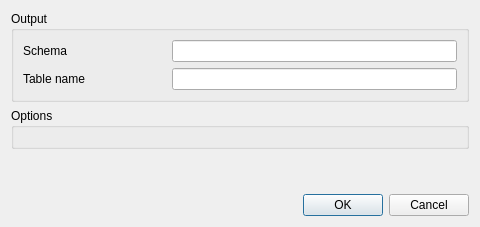
Before: the Qt Designer form src/ui/qgsdbimportvectorlayerdialog.ui in qgis/QGIS, drawn with Qt 5.
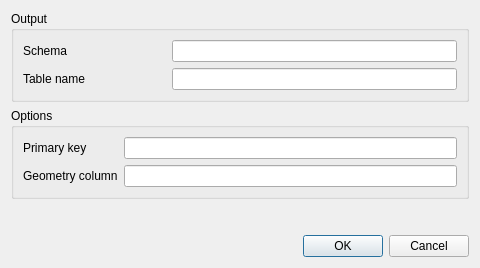
After: the same form once the commit is applied.

Commit message: Allow customising primary key and geometry column name

Patch:
```diff
--- a/src/ui/qgsdbimportvectorlayerdialog.ui
+++ b/src/ui/qgsdbimportvectorlayerdialog.ui
@@ -7,7 +7,7 @@
     <x>0</x>
     <y>0</y>
     <width>480</width>
-    <height>227</height>
+    <height>268</height>
    </rect>
   </property>
   <property name="windowTitle">
@@ -48,7 +48,28 @@
      <property name="title">
       <string>Options</string>
      </property>
-     <layout class="QGridLayout" name="gridLayout"/>
+     <layout class="QGridLayout" name="gridLayout">
+      <item row="1" column="1">
+       <widget class="QLineEdit" name="mEditGeometryColumnName"/>
+      </item>
+      <item row="1" column="0">
+       <widget class="QLabel" name="mLabelGeometryColumn">
+        <property name="text">
+         <string>Geometry column</string>
+        </property>
+       </widget>
+      </item>
+      <item row="0" column="0">
+       <widget class="QLabel" name="mLabelPrimaryKey">
+        <property name="text">
+         <string>Primary key</string>
+        </property>
+       </widget>
+      </item>
+      <item row="0" column="1">
+       <widget class="QLineEdit" name="mEditPrimaryKey"/>
+      </item>
+     </layout>
     </widget>
    </item>
    <item>
```
The commit also changes 2 other files.
